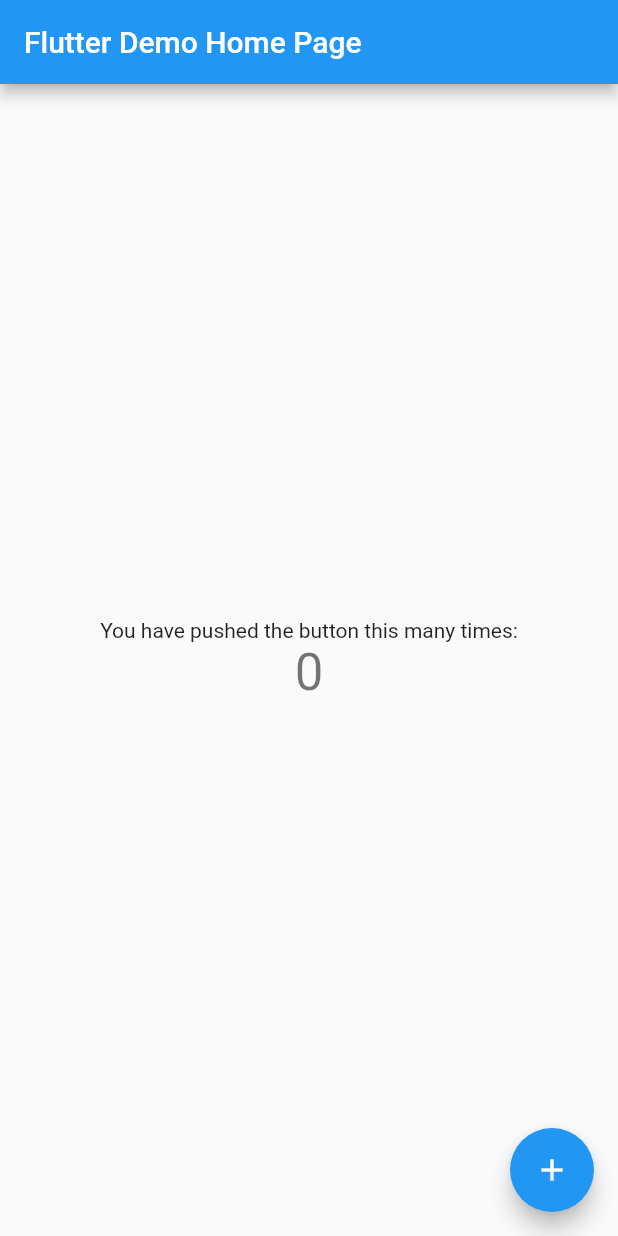
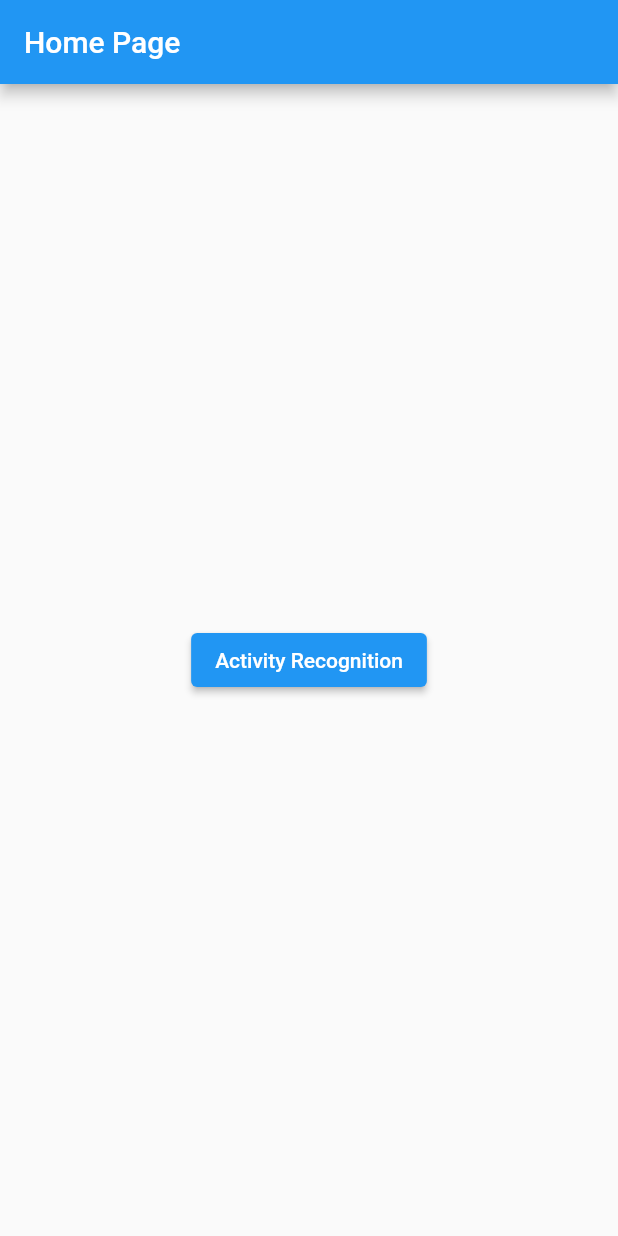
Before and after one commit to MarcoTomasone/ParkingBO, a Flutter app: the screen it shows after launch, on a phone screen of 412 x 824 dp. Run offline on Flutter 3.47's test engine with Material 2 defaults, Android fonts, the phone set to English and light mode, and no system bars; our stand-ins replace permission_handler; missing offline and left inert: activity_recognition_flutter.

Commit message:
[ADD] Started Activity Recognition

```diff
--- /dev/null
+++ b/parking_bo/lib/HomePage.dart
@@ -0,0 +1,23 @@
+import 'package:flutter/material.dart';
+import 'ActivityRecognition.dart';
+class HomePage extends StatelessWidget{
+  @override
+  Widget build(BuildContext context) {
+    return Scaffold(
+      appBar: AppBar(
+        title: const Text('Home Page'),
+      ),
+      body: Center(
+        child: ElevatedButton(
+          child: const Text('Activity Recognition'),
+          onPressed: () {
+            Navigator.push(
+              context,
+              MaterialPageRoute(builder: (context) =>  ActivityRecognitionApp()),
+            );
+          },
+        ),
+      ),
+    );
+  }
+}
--- a/parking_bo/lib/main.dart
+++ b/parking_bo/lib/main.dart
@@ -1,5 +1,5 @@
 import 'package:flutter/material.dart';
-
+import 'HomePage.dart';
 void main() {
   runApp(MyApp());
 }
@@ -9,7 +9,7 @@ class MyApp extends StatelessWidget {
   @override
   Widget build(BuildContext context) {
     return MaterialApp(
-      title: 'Flutter Demo',
+      title: 'ParkingBO',
       theme: ThemeData(
         // This is the theme of your application.
         //
@@ -22,11 +22,11 @@ class MyApp extends StatelessWidget {
         // is not restarted.
         primarySwatch: Colors.blue,
       ),
-      home: MyHomePage(title: 'Flutter Demo Home Page'),
+      home: HomePage(),
     );
   }
 }
-
+/*
 class MyHomePage extends StatefulWidget {
   MyHomePage({Key key, this.title}) : super(key: key);
 
@@ -110,4 +110,4 @@ class _MyHomePageState extends State<MyHomePage> {
       ), // This trailing comma makes auto-formatting nicer for build methods.
     );
   }
-}
+}*/
--- a/parking_bo/pubspec.yaml
+++ b/parking_bo/pubspec.yaml
@@ -18,7 +18,7 @@ publish_to: 'none' # Remove this line if you wish to publish to pub.dev
 version: 1.0.0+1
 
 environment:
-  sdk: ">=2.7.0 <3.0.0"
+  sdk: ">=2.12.0 <3.0.0"
 
 dependencies:
   flutter:
@@ -28,6 +28,8 @@ dependencies:
   # The following adds the Cupertino Icons font to your application.
   # Use with the CupertinoIcons class for iOS style icons.
   cupertino_icons: ^1.0.2
+  activity_recognition_flutter: ^4.2.0
+  permission_handler: ^8.1.6
 
 dev_dependencies:
   flutter_test:
```
Also changed, not shown: parking_bo/lib/ActivityRecognition.dart (added, +112 -0 lines), parking_bo/pubspec.lock, 1 other file.
